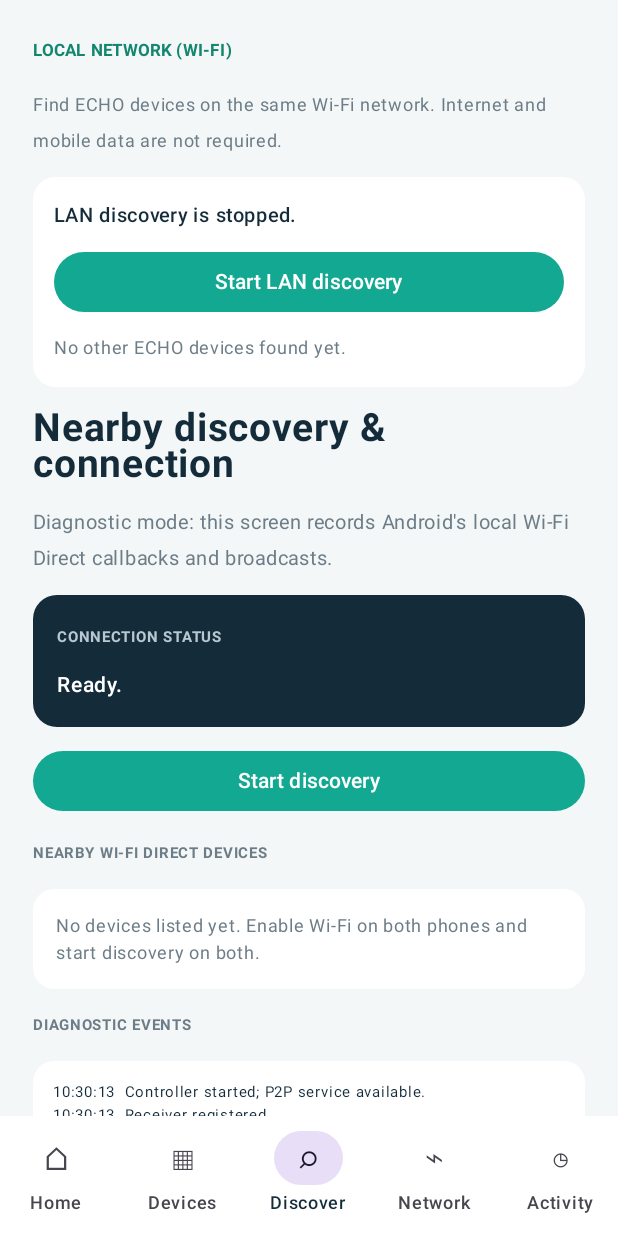
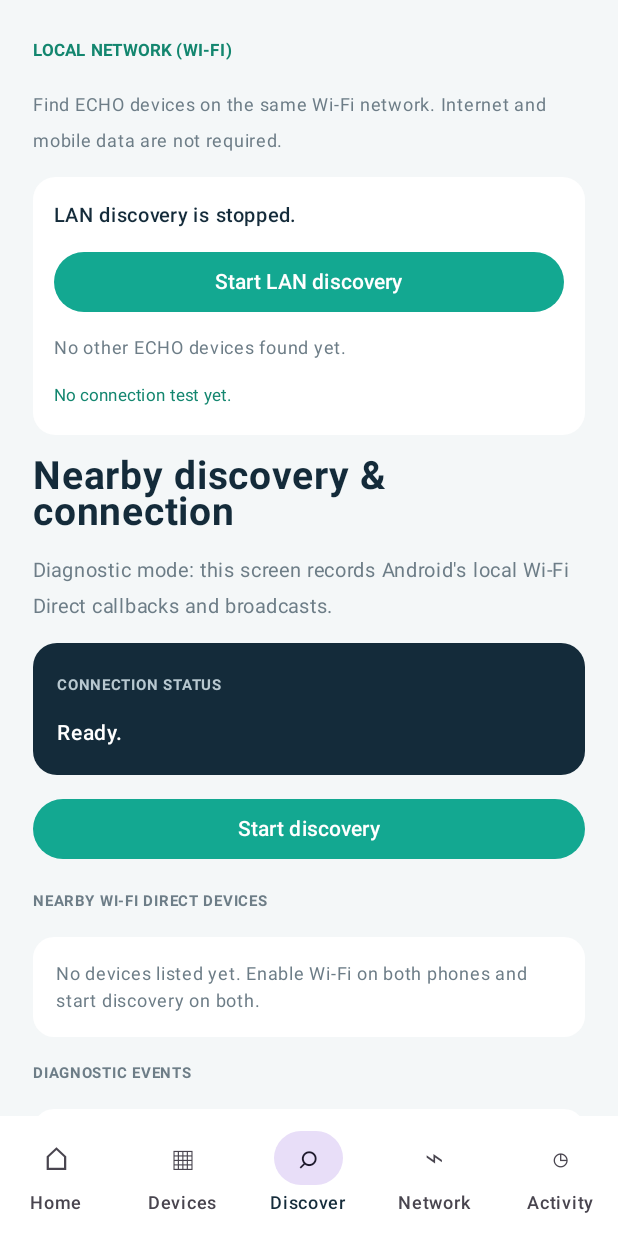
Before and after one commit to MafazAnsar/ECHO-Caller, an Android app built with Jetpack Compose: the screen it shows after launch (MainActivity), item 3 of the bottom bar chosen, on a phone screen of 412 x 824 dp. Run offline under Robolectric (Android 15) with nearby library versions, the phone set to English and light mode, and no system bars; 5 statements that could not run were skipped.

Commit message:
Add LAN connection test controls

```diff
--- a/app/src/main/java/com/echo/caller/WifiDirectDiscoveryScreen.kt
+++ b/app/src/main/java/com/echo/caller/WifiDirectDiscoveryScreen.kt
@@ -48,6 +48,8 @@ fun WifiDirectDiscoveryScreen(modifier: Modifier = Modifier) {
     val lanRunning = lanController.running.value
     val lanStatus = lanController.status.value
     val lanEvents = lanController.events
+    val lanTestResult = lanController.connectionTest.value
+    val lanConnectingPeer = lanController.connectingPeer.value
 
     Column(modifier.fillMaxSize().verticalScroll(rememberScrollState()).padding(22.dp),
         verticalArrangement = Arrangement.spacedBy(12.dp)) {
@@ -67,7 +69,11 @@ fun WifiDirectDiscoveryScreen(modifier: Modifier = Modifier) {
                     Text(peer.name, color = Color(0xFF142B3A), fontWeight = FontWeight.SemiBold)
                     Text("${peer.host}:${peer.port}", color = Color(0xFF6D7D87), fontSize = 11.sp)
                     Text("ECHO identity: Not verified", color = Color(0xFF8A6A2F), fontSize = 11.sp)
+                    OutlinedButton(onClick = { lanController.testConnection(peer) }, enabled = lanConnectingPeer == null, modifier = Modifier.fillMaxWidth().padding(top = 6.dp)) {
+                        Text(if (lanConnectingPeer == peer.name) "Testing connection…" else "Test connection")
+                    }
                 }
+                Text(lanTestResult, color = Color(0xFF13866F), fontSize = 11.sp, modifier = Modifier.padding(top = 8.dp))
                 if (lanEvents.isNotEmpty()) {
                     Text("RECENT LAN EVENTS", color = Color(0xFF6D7D87), fontSize = 9.sp, fontWeight = FontWeight.Bold, modifier = Modifier.padding(top = 10.dp))
                     lanEvents.takeLast(5).forEach { Text(it, color = Color(0xFF6D7D87), fontSize = 10.sp) }
```
